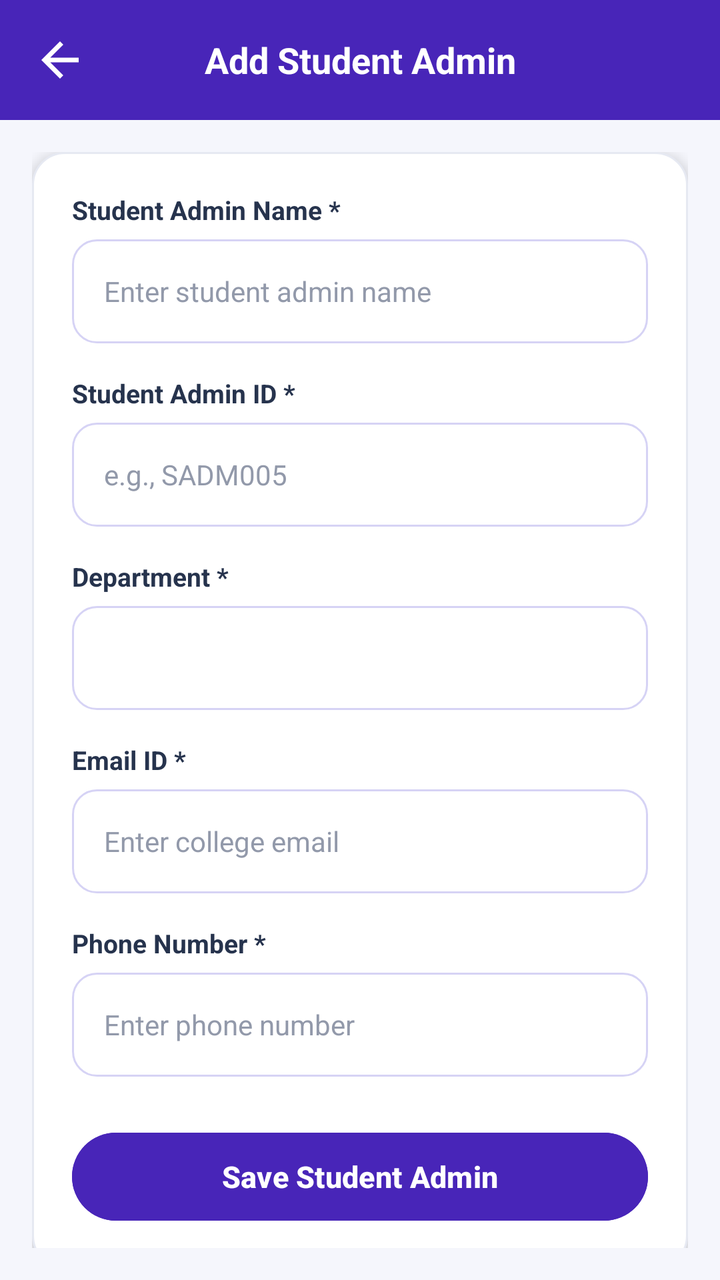
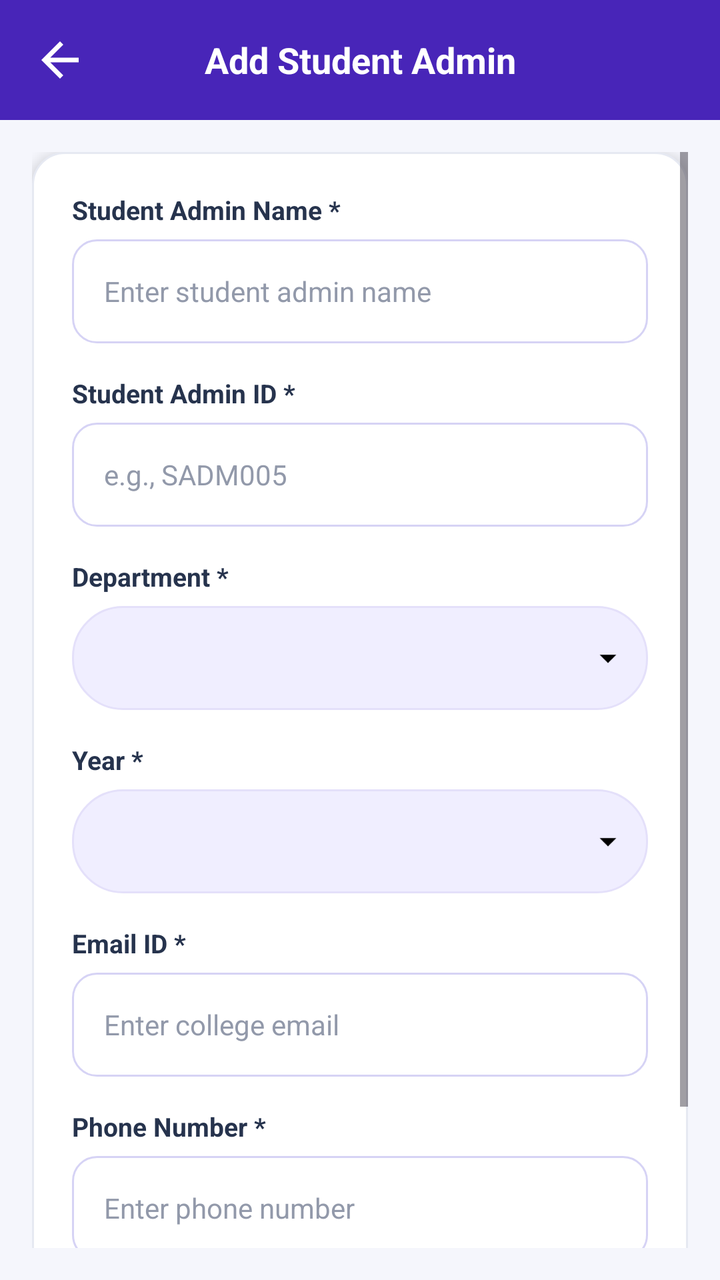

The first picture is an Android layout as it rendered before a commit; the second is the same layout after the commit. The layout source and the unified diff follow.
<!-- AndroidManifest.xml: application theme Theme.TrackPoint -->
<!-- res/layout/activity_add_student_admin.xml -->
<?xml version="1.0" encoding="utf-8"?>

<LinearLayout xmlns:android="http://schemas.android.com/apk/res/android"
    xmlns:app="http://schemas.android.com/apk/res-auto"
    android:layout_width="match_parent"
    android:layout_height="match_parent"
    android:orientation="vertical"
    android:background="#4825B8"
    android:fitsSystemWindows="true">

    
    <LinearLayout
        android:layout_width="match_parent"
        android:layout_height="60dp"
        android:orientation="horizontal"
        android:gravity="center_vertical"
        android:paddingStart="16dp"
        android:paddingEnd="16dp"
        android:background="#4825B8">

        <ImageView
            android:id="@+id/btnBack"
            android:layout_width="28dp"
            android:layout_height="28dp"
            android:src="@drawable/back_symbol"
            app:tint="#FFFFFF"
            android:contentDescription="Back" />

        <TextView
            android:layout_width="0dp"
            android:layout_height="wrap_content"
            android:layout_weight="1"
            android:text="Add Student Admin"
            android:textColor="#FFFFFF"
            android:textSize="18sp"
            android:textStyle="bold"
            android:gravity="center" />

        <View
            android:layout_width="28dp"
            android:layout_height="28dp" />

    </LinearLayout>

    
    <ScrollView
        android:layout_width="match_parent"
        android:layout_height="0dp"
        android:layout_weight="1"
        android:fillViewport="true"
        android:padding="16dp"
        android:background="#F5F6FC">

        <LinearLayout
            android:layout_width="match_parent"
            android:layout_height="wrap_content"
            android:orientation="vertical"
            android:padding="20dp"
            android:background="@drawable/action_card"
            android:elevation="4dp">

            
            <TextView
                android:layout_width="wrap_content"
                android:layout_height="wrap_content"
                android:text="Student Admin Name *"
                android:textColor="#26334D"
                android:textStyle="bold"
                android:textSize="13sp" />

            <EditText
                android:id="@+id/etAdminName"
                android:layout_width="match_parent"
                android:layout_height="52dp"
                android:layout_marginTop="6dp"
                android:layout_marginBottom="16dp"
                android:background="@drawable/input_box"
                android:paddingStart="16dp"
                android:paddingEnd="16dp"
                android:hint="Enter student admin name"
                android:textColor="#18233F"
                android:textColorHint="#9299AA"
                android:inputType="textPersonName"
                android:textSize="14sp" />

            
            <TextView
                android:layout_width="wrap_content"
                android:layout_height="wrap_content"
                android:text="Student Admin ID *"
                android:textColor="#26334D"
                android:textStyle="bold"
                android:textSize="13sp" />

            <EditText
                android:id="@+id/etAdminId"
                android:layout_width="match_parent"
                android:layout_height="52dp"
                android:layout_marginTop="6dp"
                android:layout_marginBottom="16dp"
                android:background="@drawable/input_box"
                android:paddingStart="16dp"
                android:paddingEnd="16dp"
                android:hint="e.g., SADM005"
                android:textColor="#18233F"
                android:textColorHint="#9299AA"
                android:inputType="textCapCharacters"
                android:textSize="14sp" />

            
            <TextView
                android:layout_width="wrap_content"
                android:layout_height="wrap_content"
                android:text="Department *"
                android:textColor="#26334D"
                android:textStyle="bold"
                android:textSize="13sp" />

            <Spinner
                android:id="@+id/spAdminDepartment"
                android:layout_width="match_parent"
                android:layout_height="52dp"
                android:layout_marginTop="6dp"
                android:layout_marginBottom="16dp"
                android:background="@drawable/input_box"
                android:paddingStart="12dp"
                android:paddingEnd="12dp" />

            
            <TextView
                android:layout_width="wrap_content"
                android:layout_height="wrap_content"
                android:text="Email ID *"
                android:textColor="#26334D"
                android:textStyle="bold"
                android:textSize="13sp" />

            <EditText
                android:id="@+id/etAdminEmail"
                android:layout_width="match_parent"
                android:layout_height="52dp"
                android:layout_marginTop="6dp"
                android:layout_marginBottom="16dp"
                android:background="@drawable/input_box"
                android:paddingStart="16dp"
                android:paddingEnd="16dp"
                android:hint="Enter college email"
                android:textColor="#18233F"
                android:textColorHint="#9299AA"
                android:inputType="textEmailAddress"
                android:textSize="14sp" />

            
            <TextView
                android:layout_width="wrap_content"
                android:layout_height="wrap_content"
                android:text="Phone Number *"
                android:textColor="#26334D"
                android:textStyle="bold"
                android:textSize="13sp" />

            <EditText
                android:id="@+id/etAdminPhone"
                android:layout_width="match_parent"
                android:layout_height="52dp"
                android:layout_marginTop="6dp"
                android:layout_marginBottom="24dp"
                android:background="@drawable/input_box"
                android:paddingStart="16dp"
                android:paddingEnd="16dp"
                android:hint="Enter phone number"
                android:textColor="#18233F"
                android:textColorHint="#9299AA"
                android:inputType="phone"
                android:textSize="14sp" />

            
            <Button
                android:id="@+id/btnSaveAdmin"
                android:layout_width="match_parent"
                android:layout_height="52dp"
                android:text="Save Student Admin"
                android:textColor="#FFFFFF"
                android:textSize="15sp"
                android:textStyle="bold"
                android:textAllCaps="false"
                android:backgroundTint="#4825B8" />

        </LinearLayout>

    </ScrollView>

</LinearLayout>
<!-- resources referenced by this layout -->
<resources>
  <!-- drawable action_card (drawable) -->
  <shape xmlns:android="http://schemas.android.com/apk/res/android">
      <solid android:color="#FFFFFF"/>
      <stroke android:width="1dp" android:color="#E6E9F2"/>
      <corners android:radius="16dp"/>
  </shape>
  <!-- drawable back_symbol (drawable) -->
  <vector xmlns:android="http://schemas.android.com/apk/res/android" android:autoMirrored="true" android:height="24dp" android:tint="#000000" android:viewportHeight="24" android:viewportWidth="24" android:width="24dp">
        
      <path android:fillColor="@android:color/white" android:pathData="M20,11H7.83l5.59,-5.59L12,4l-8,8 8,8 1.41,-1.41L7.83,13H20v-2z"/>
      
  </vector>
  <!-- drawable input_box (drawable) -->
  <?xml version="1.0" encoding="utf-8"?>
  <shape xmlns:android="http://schemas.android.com/apk/res/android"
      android:shape="rectangle">
  
      <solid android:color="#FFFFFF" />
  
      <stroke
          android:width="1dp"
          android:color="#D6D3F5" />
  
      <corners android:radius="12dp" />
  
      <padding
          android:left="12dp"
          android:right="12dp"
          android:top="4dp"
          android:bottom="4dp" />
  
  </shape>
  <style name="Theme.TrackPoint" parent="Base.Theme.TrackPoint" />
  <style name="Base.Theme.TrackPoint" parent="Theme.Material3.DayNight.NoActionBar">
          
          
      </style>
</resources>

<!-- the commit's change to res/layout/activity_add_student_admin.xml (unified diff, before → after) -->
@@ -122,9 +122,28 @@
                 android:layout_height="52dp"
                 android:layout_marginTop="6dp"
                 android:layout_marginBottom="16dp"
-                android:background="@drawable/input_box"
+                android:background="@drawable/spinner_box"
                 android:paddingStart="12dp"
-                android:paddingEnd="12dp" />
+                android:paddingEnd="32dp" />
+
+            
+            <TextView
+                android:layout_width="wrap_content"
+                android:layout_height="wrap_content"
+                android:text="Year *"
+                android:textColor="#26334D"
+                android:textStyle="bold"
+                android:textSize="13sp" />
+
+            <Spinner
+                android:id="@+id/spAdminYear"
+                android:layout_width="match_parent"
+                android:layout_height="52dp"
+                android:layout_marginTop="6dp"
+                android:layout_marginBottom="16dp"
+                android:background="@drawable/spinner_box"
+                android:paddingStart="12dp"
+                android:paddingEnd="32dp" />
 
             
             <TextView
<!-- resource entries referenced after the edit -->
@@ -32,7 +32,31 @@
           android:bottom="4dp" />
   
   </shape>
+  <!-- drawable spinner_box (drawable) -->
+  <?xml version="1.0" encoding="utf-8"?>
+  
+  <layer-list xmlns:android="http://schemas.android.com/apk/res/android">
+      <item android:drawable="@drawable/filter_box" />
+      <item
+          android:width="20dp"
+          android:height="20dp"
+          android:gravity="end|center_vertical"
+          android:right="10dp"
+          android:drawable="@drawable/ic_arrow_drop_down" />
+  </layer-list>
   <style name="Theme.TrackPoint" parent="Base.Theme.TrackPoint" />
+  <!-- drawable filter_box (drawable) -->
+  <shape xmlns:android="http://schemas.android.com/apk/res/android">
+      <solid android:color="#F0EEFF"/>
+      <stroke android:width="1dp" android:color="#E4E0FA"/>
+      <corners android:radius="25dp"/>
+  </shape>
+  <!-- drawable ic_arrow_drop_down (drawable) -->
+  <vector xmlns:android="http://schemas.android.com/apk/res/android" android:height="24dp" android:tint="#000000" android:viewportHeight="24" android:viewportWidth="24" android:width="24dp">
+        
+      <path android:fillColor="@android:color/white" android:pathData="M7,10l5,5 5,-5z"/>
+      
+  </vector>
   <style name="Base.Theme.TrackPoint" parent="Theme.Material3.DayNight.NoActionBar">
           
           
